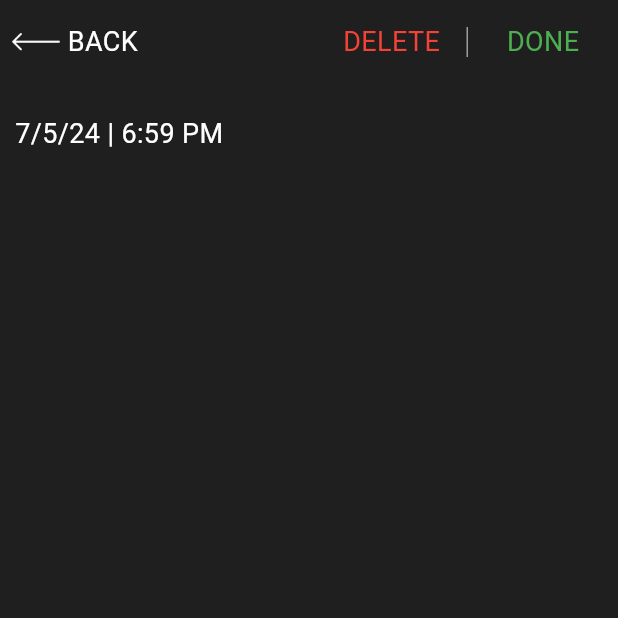
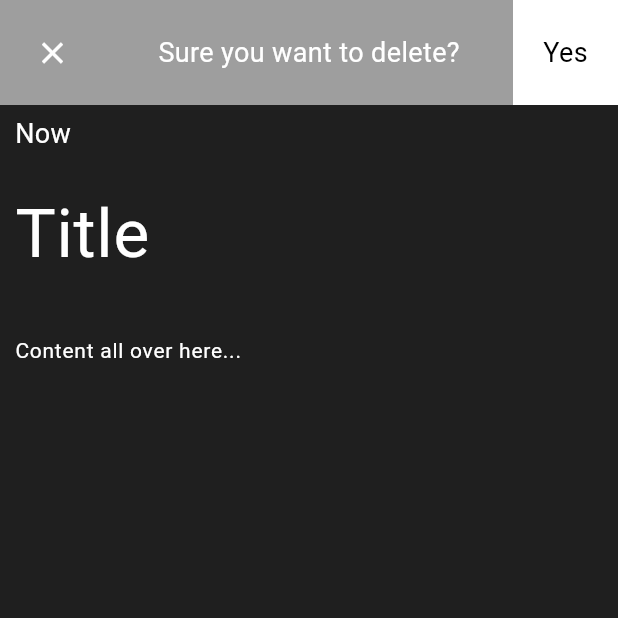
Before and after one commit to Barez001159544/CleanBlocFirebaseMore, a Flutter app: the WritingAndUpdatingScreen screen opened directly, on a phone screen of 412 x 824 dp, the top half of it. Run offline on Flutter 3.47's test engine with Material 3 defaults, Android fonts, the phone set to English and light mode, and no system bars; our stand-ins replace cloud_firestore, dartz, firebase_core, flutter_bloc; accounts and stored records are empty; Roboto replaces fonts that are missing (Nirmala).

Commit message:
Created top action toast

```diff
--- a/lib/presentation/pages/writing_and_updating_screen.dart
+++ b/lib/presentation/pages/writing_and_updating_screen.dart
@@ -1,3 +1,4 @@
+import 'package:crud/core/theme_data.dart';
 import 'package:crud/presentation/blocs/notes_bloc.dart';
 import 'package:crud/presentation/blocs/notes_events.dart';
 import 'package:flutter/material.dart';
@@ -37,7 +38,9 @@ class _WritingAndUpdatingScreenState extends State<WritingAndUpdatingScreen> {
 
   @override
   Widget build(BuildContext context) {
-    return Scaffold(
+    return Stack(
+      children: [
+        Scaffold(
           appBar: AppBar(
             leadingWidth: 100,
             // backgroundColor: Colors.blue,
@@ -62,6 +65,7 @@ class _WritingAndUpdatingScreenState extends State<WritingAndUpdatingScreen> {
               ),
             ),
             actions: [
+              if(widget.docID!=null)
               GestureDetector(
                 onTap: () {
                   Navigator.of(context).pop();
@@ -72,6 +76,7 @@ class _WritingAndUpdatingScreenState extends State<WritingAndUpdatingScreen> {
                   child: Center(child: Text("DELETE", style: TextStyle(fontSize: 18, color: Colors.red),)),
                 ),
               ),
+              if(widget.docID!=null)
               Container(
                 height: 20,
                 width: 1,
@@ -79,9 +84,7 @@ class _WritingAndUpdatingScreenState extends State<WritingAndUpdatingScreen> {
               ),
               GestureDetector(
                 onTap: () {
-              print("PRINTED OUTTTTTTTTTTTTT");
-              print(noteTitleController.text);
-              print(noteContentController.text);
+                  if(noteContentController.text.isNotEmpty){
                     if(widget.docID==null) {
                       notesBloc.add(WriteNotes(title: noteTitleController.text, note: noteTitleController.text));
                       // notesBloc.add(WriteNotes(note: txtController.text));
@@ -90,6 +93,10 @@ class _WritingAndUpdatingScreenState extends State<WritingAndUpdatingScreen> {
                     }
                     // txtController.clear();
                     // Navigator.of(context).pop();
+                  }
+                  print("PRINTED OUTTTTTTTTTTTTT");
+                  print(noteTitleController.text);
+                  print(noteContentController.text);
                 },
                 child: SizedBox(
                   height: kToolbarHeight,
@@ -105,12 +112,13 @@ class _WritingAndUpdatingScreenState extends State<WritingAndUpdatingScreen> {
               // crossAxisAlignment: CrossAxisAlignment.start,
               children: [
                 SizedBox(height: 20,),
-            Text("7/5/24 | 6:59 PM", style: TextStyle(fontSize: 18),),
+                Text(widget.cuDate!=""?widget.cuDate:"Now", style: TextStyle(fontSize: 18),),
                 SizedBox(height: 20,),
                 TextField(
                   controller: noteTitleController,
                   style: TextStyle(fontSize: 45),
                   decoration: InputDecoration(
+                    hintText: "Title",
                     contentPadding: EdgeInsets.zero,
                     border: InputBorder.none,
                   ),
@@ -122,6 +130,7 @@ class _WritingAndUpdatingScreenState extends State<WritingAndUpdatingScreen> {
                   style: TextStyle(fontSize: 14),
                   maxLines: null,
                   decoration: InputDecoration(
+                    hintText: "Content all over here...",
                     contentPadding: EdgeInsets.zero,
                     // fillColor: Colors.green,
                     // filled: true,
@@ -131,6 +140,58 @@ class _WritingAndUpdatingScreenState extends State<WritingAndUpdatingScreen> {
               ],
             ),
           ),
+        ),
+        Visibility(
+          visible: true,
+          maintainState: false,
+          child: SafeArea(
+            child: Material(
+              child: Container(
+                width: MediaQuery.of(context).size.width,
+                height: 70,
+                color: Colors.grey,
+                child: Row(
+                  mainAxisAlignment: MainAxisAlignment.spaceBetween,
+                  children: [
+                    GestureDetector(
+                      onTap: (){
+                        print("CLOSE");
+                      },
+                      child: Container(
+                        color: Colors.grey,
+                        width: 70,
+                        height: 70,
+                        child: Center(child: Icon(Icons.close,)),
+                      ),
+                    ),
+                    Expanded(
+                      child: Center(
+                        child: Text("Sure you want to delete?",
+                          style: TextStyle(fontSize: 18),
+                        ),
+                      ),
+                    ),
+                    GestureDetector(
+                      onTap: (){
+                        print("YES");
+                      },
+                      child: Container(
+                        height: 70,
+                        width: 70,
+                        color: Colors.white,
+                        child: Center(
+                          child: Text("Yes",
+                            style: TextStyle(color: Colors.black, fontSize: 18),),
+                        ),
+                      ),
+                    ),
+                  ],
+                ),
+              ),
+            ),
+          ),
+        ),
+      ],
     );
   }
 }
```
Lines whose indentation alone changed are shown as unchanged.
